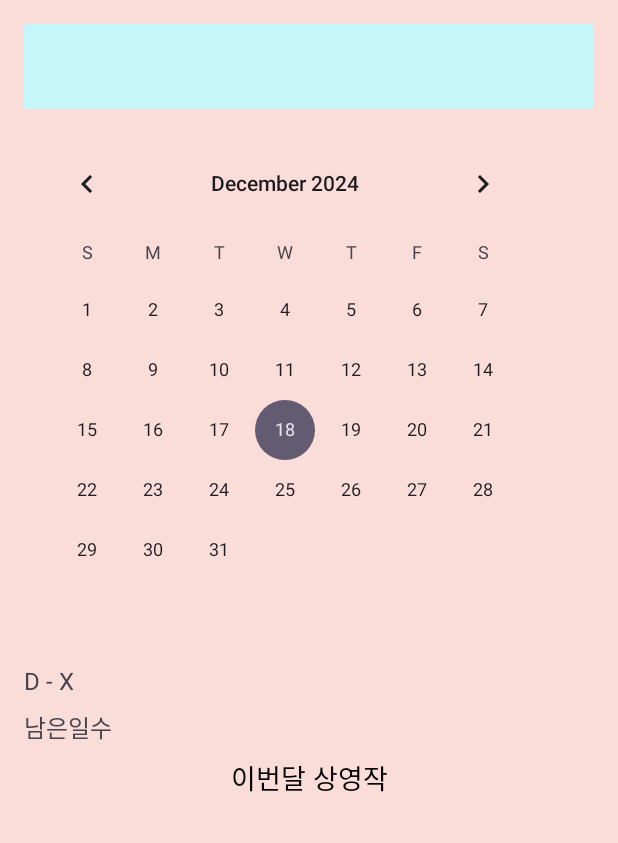
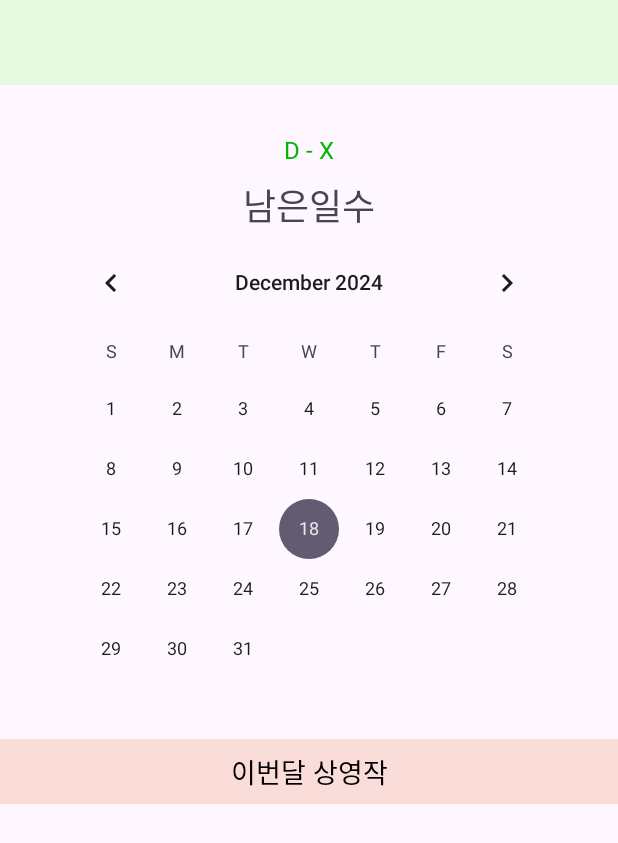
Before and after one commit to 52sierra-main/teamprojMV, an Android app: the layout activity_main.xml on its own in the app's theme, with its tools: preview values and no code run, on a phone screen of 412 x 824 dp. Shown: the top 843 px of the screen. Run offline under Robolectric (Android 15) with nearby library versions, the light colour scheme and no system bars.

Commit message:
new pretty activity main

```diff
--- a/app/src/main/res/layout/activity_main.xml
+++ b/app/src/main/res/layout/activity_main.xml
@@ -1,7 +1,6 @@
 <?xml version="1.0" encoding="utf-8"?>
 <androidx.constraintlayout.widget.ConstraintLayout
     xmlns:android="http://schemas.android.com/apk/res/android"
-    xmlns:app="http://schemas.android.com/apk/res-auto"
     xmlns:tools="http://schemas.android.com/tools"
     android:layout_width="match_parent"
     android:layout_height="match_parent"
@@ -9,39 +8,32 @@
 
     <ScrollView
         android:layout_width="match_parent"
-        android:layout_height="match_parent"
-        android:background="#FADCD9"
-        android:padding="16dp">
+        android:layout_height="match_parent">
 
         <LinearLayout
             android:layout_width="match_parent"
             android:layout_height="wrap_content"
-            android:orientation="vertical">
+            android:orientation="vertical"
+            android:gravity="center_horizontal">
 
             <!-- Current Date -->
             <TextView
                 android:id="@+id/current_date_time"
                 android:layout_width="match_parent"
                 android:layout_height="wrap_content"
-                android:background="#C5F6FA"
+                android:background="#E6F8E0"
                 android:gravity="center"
                 android:padding="16dp"
-                android:textColor="#000000"
                 android:textSize="18sp"
                 android:layout_marginBottom="16dp"
                 android:textAlignment="center" />
-
-            <!-- Calendar -->
-            <CalendarView
-                android:id="@+id/calendar"
-                android:layout_width="wrap_content"
-                android:layout_height="wrap_content" />
 
             <TextView
                 android:id="@+id/dayText"
                 android:layout_width="wrap_content"
                 android:layout_height="wrap_content"
                 android:text="D - X"
+                android:textColor="#04B404"
                 android:textSize="16sp"
                 android:layout_marginTop="16dp"
                 android:gravity="center" />
@@ -51,9 +43,14 @@
                 android:layout_width="wrap_content"
                 android:layout_height="wrap_content"
                 android:text="남은일수"
-                android:textSize="16sp"
+                android:textSize="24dp"
                 android:gravity="center"
                 android:layout_marginTop="8dp" />
+            <!-- Calendar -->
+            <CalendarView
+                android:id="@+id/calendar"
+                android:layout_width="wrap_content"
+                android:layout_height="wrap_content" />
 
             <!-- Upcoming Movies Section -->
             <TextView
@@ -72,11 +69,12 @@
                 android:id="@+id/gridView"
                 android:layout_width="match_parent"
                 android:layout_height="wrap_content"
+                android:horizontalSpacing="10dp"
                 android:numColumns="2"
-                android:verticalSpacing="10dp"
-                android:horizontalSpacing="10dp"
+                android:padding="8dp"
                 android:stretchMode="columnWidth"
-                android:padding="8dp" />
+                android:verticalSpacing="10dp" />
+
         </LinearLayout>
     </ScrollView>
 </androidx.constraintlayout.widget.ConstraintLayout>
```
